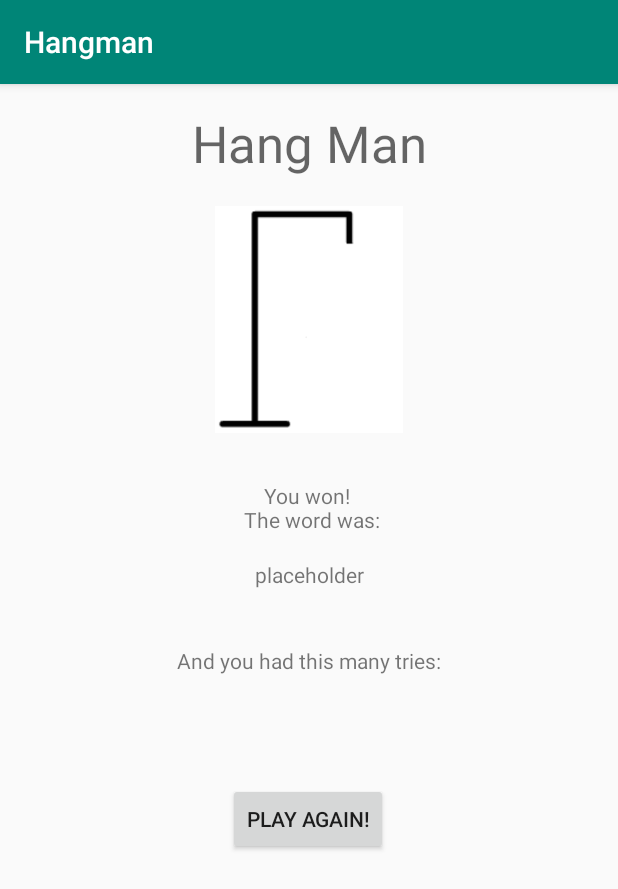
After one commit to ThaDuyx/gametingz, an Android app: the WonPage screen opened directly, with no data from a screen before it, on a phone screen of 412 x 824 dp. The commit adds this screen. Shown: the top 889 px of the screen. Run offline under Robolectric (Android 15) with nearby library versions, the phone set to English and light mode, and no system bars; 1 statement that could not run was skipped.

Commit message:
Next iteration ready Hangman 2

```diff
--- a/app/src/main/java/StartGame.java
+++ /dev/null
@@ -1,5 +0,0 @@
-public class StartGame {
-
-
-
-}
--- a/app/src/main/java/com/example/hangman/Main3Activity.java
+++ b/app/src/main/java/com/example/hangman/HelpPage.java
@@ -7,7 +7,7 @@ import android.view.View;
 import android.widget.Button;
 import android.widget.TextView;
 
-public class Main3Activity extends AppCompatActivity implements View.OnClickListener {
+public class HelpPage extends AppCompatActivity implements View.OnClickListener {
 
     int counter = 1;
     Button rightBtn;
@@ -18,7 +18,7 @@ public class Main3Activity extends AppCompatActivity implements View.OnClickList
     @Override
     protected void onCreate(Bundle savedInstanceState) {
         super.onCreate(savedInstanceState);
-        setContentView(R.layout.activity_main3);
+        setContentView(R.layout.activity_help_page);
 
         rightBtn = findViewById(R.id.rightBtn);
         leftBtn = findViewById(R.id.leftBtn);
--- /dev/null
+++ b/app/src/main/java/com/example/hangman/WonPage.java
@@ -0,0 +1,35 @@
+package com.example.hangman;
+
+import androidx.appcompat.app.AppCompatActivity;
+
+import android.os.Bundle;
+import android.view.View;
+import android.widget.Button;
+import android.widget.TextView;
+
+public class WonPage extends AppCompatActivity implements View.OnClickListener {
+
+    TextView TWwordview;
+    TextView TWtries;
+    Button btnplayagan;
+
+    @Override
+    protected void onCreate(Bundle savedInstanceState) {
+        super.onCreate(savedInstanceState);
+        setContentView(R.layout.activity_won_page);
+
+
+        TWwordview = findViewById(R.id.textView7);
+        TWtries = findViewById(R.id.textView8);
+        btnplayagan = findViewById(R.id.button2);
+
+        btnplayagan.setOnClickListener(this);
+    }
+
+    @Override
+    public void onClick(View v) {
+
+
+
+    }
+}
--- a/app/src/main/res/layout/activity_main.xml
+++ b/app/src/main/res/layout/activity_start_page.xml
@@ -5,7 +5,7 @@
     android:layout_width="match_parent"
     android:layout_height="match_parent"
     android:background="#ffffff"
-    tools:context=".MainActivity">
+    tools:context=".StartPage">
 
     <TextView
         android:id="@+id/textView"
--- /dev/null
+++ b/app/src/main/res/layout/activity_won_page.xml
@@ -0,0 +1,79 @@
+<?xml version="1.0" encoding="utf-8"?>
+<androidx.constraintlayout.widget.ConstraintLayout xmlns:android="http://schemas.android.com/apk/res/android"
+    xmlns:app="http://schemas.android.com/apk/res-auto"
+    xmlns:tools="http://schemas.android.com/tools"
+    android:layout_width="match_parent"
+    android:layout_height="match_parent"
+    tools:context=".WonPage">
+
+    <ImageView
+        android:id="@+id/hangmanPic3"
+        android:layout_width="125dp"
+        android:layout_height="163dp"
+        app:layout_constraintBottom_toBottomOf="parent"
+        app:layout_constraintEnd_toEndOf="parent"
+        app:layout_constraintHorizontal_bias="0.5"
+        app:layout_constraintStart_toStartOf="parent"
+        app:layout_constraintTop_toTopOf="parent"
+        app:layout_constraintVertical_bias="0.125"
+        app:srcCompat="@drawable/galge" />
+
+    <TextView
+        android:id="@+id/textView4"
+        android:layout_width="wrap_content"
+        android:layout_height="wrap_content"
+        android:text="Hang Man"
+        android:textAppearance="@style/TextAppearance.AppCompat.Display1"
+        app:layout_constraintBottom_toBottomOf="parent"
+        app:layout_constraintEnd_toEndOf="parent"
+        app:layout_constraintHorizontal_bias="0.5"
+        app:layout_constraintStart_toStartOf="parent"
+        app:layout_constraintTop_toTopOf="parent"
+        app:layout_constraintVertical_bias="0.023" />
+
+    <TextView
+        android:id="@+id/textView6"
+        android:layout_width="wrap_content"
+        android:layout_height="wrap_content"
+        android:gravity="center"
+        android:text="You won! \n The word was:"
+        app:layout_constraintBottom_toBottomOf="parent"
+        app:layout_constraintEnd_toEndOf="parent"
+        app:layout_constraintStart_toStartOf="parent"
+        app:layout_constraintTop_toTopOf="parent"
+        app:layout_constraintVertical_bias="0.361" />
+
+    <TextView
+        android:id="@+id/textView7"
+        android:layout_width="wrap_content"
+        android:layout_height="wrap_content"
+        android:text="placeholder"
+        app:layout_constraintBottom_toBottomOf="parent"
+        app:layout_constraintEnd_toEndOf="parent"
+        app:layout_constraintStart_toStartOf="parent"
+        app:layout_constraintTop_toTopOf="parent"
+        app:layout_constraintVertical_bias="0.424" />
+
+    <Button
+        android:id="@+id/button"
+        android:layout_width="wrap_content"
+        android:layout_height="wrap_content"
+        android:text="Play Again!"
+        app:layout_constraintBottom_toBottomOf="parent"
+        app:layout_constraintEnd_toEndOf="parent"
+        app:layout_constraintHorizontal_bias="0.498"
+        app:layout_constraintStart_toStartOf="parent"
+        app:layout_constraintTop_toTopOf="parent"
+        app:layout_constraintVertical_bias="0.647" />
+
+    <TextView
+        android:id="@+id/textView8"
+        android:layout_width="wrap_content"
+        android:layout_height="wrap_content"
+        android:text="And you had this many tries:"
+        app:layout_constraintBottom_toBottomOf="parent"
+        app:layout_constraintEnd_toEndOf="parent"
+        app:layout_constraintStart_toStartOf="parent"
+        app:layout_constraintTop_toTopOf="parent" />
+
+</androidx.constraintlayout.widget.ConstraintLayout>
```
Also changed, not shown: app/src/main/AndroidManifest.xml (+5 -3 lines), app/src/main/java/com/example/hangman/GamePage.java (renamed from app/src/main/java/com/example/hangman/Main2Activity.java, +8 -5 lines), app/src/main/java/com/example/hangman/LostPage.java (added, +14 -0 lines), app/src/main/java/com/example/hangman/StartPage.java (renamed from app/src/main/java/com/example/hangman/MainActivity.java, +4 -9 lines), app/src/main/res/layout/activity_game_page.xml (renamed from app/src/main/res/layout/activity_main3.xml, +53 -39 lines), app/src/main/res/layout/activity_help_page.xml (renamed from app/src/main/res/layout/activity_main2.xml, +35 -49 lines), app/src/main/res/layout/activity_lost_page.xml (added, +68 -0 lines).
